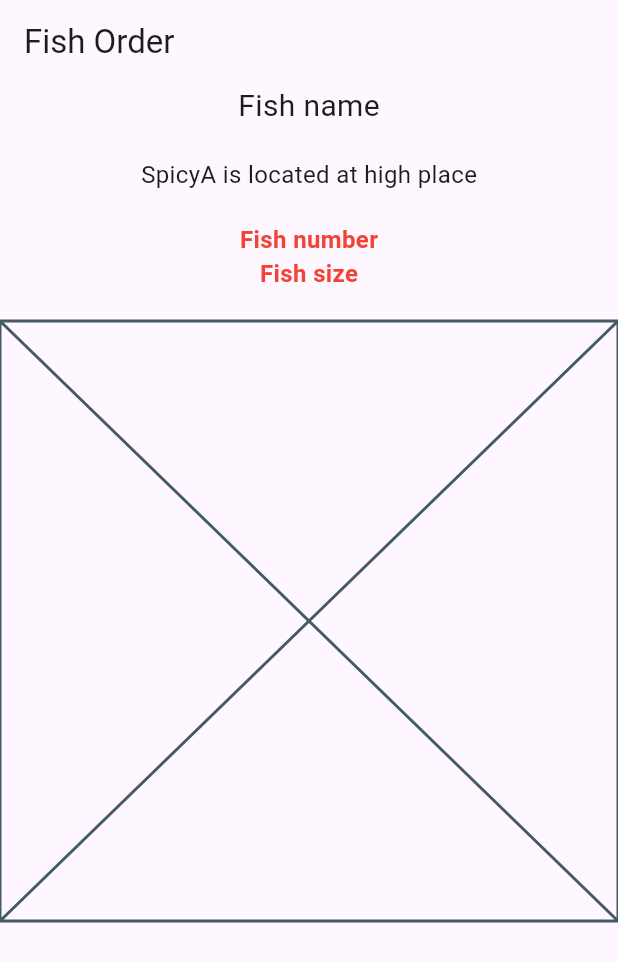
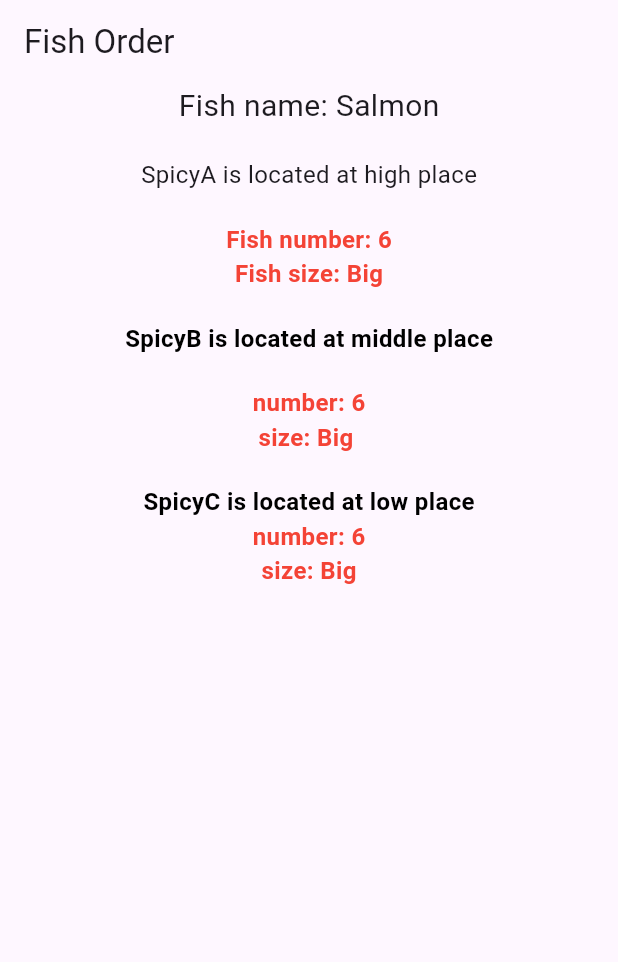
Before and after one commit to minchodang/flutter-ps, a Flutter app: the screen it shows after launch, on a phone screen of 412 x 824 dp. Shown: the top 962 px of the screen. Run offline on Flutter 3.47's test engine with Material 3 defaults, Android fonts, the light colour scheme and no system bars; our stand-ins replace cloud_firestore, firebase_auth, firebase_core, flutter_chat_bubble, flutter_spinkit, flutter_svg and 4 more; missing offline and left inert: timer_builder; accounts and stored records are empty.

Commit message:
Feat: provider 추가 (#36)

```diff
--- a/lib/main.dart
+++ b/lib/main.dart
@@ -2,8 +2,10 @@ import 'package:firebase_auth/firebase_auth.dart';
 import 'package:firebase_core/firebase_core.dart';
 import 'package:flutter/material.dart';
 import 'package:flutter_application_1/firebase_options.dart';
+import 'package:flutter_application_1/provider/fish_model.dart';
 import 'package:flutter_application_1/screens/chat/chat_screen.dart';
 import 'package:flutter_application_1/screens/chat/main_screen.dart';
+import 'package:provider/provider.dart';
 
 void main() async {
   runApp(MyApp());
@@ -14,8 +16,11 @@ class MyApp extends StatelessWidget {
 
   @override
   Widget build(BuildContext context) {
-    return MaterialApp(
-      home: FishOrder(),
+    return Provider(
+      create: (context) => FishModel(name: 'Salmon', number: 6, size: 'Big'),
+      child: MaterialApp(
+        home: FishOrder(),
+      ),
     );
   }
 }
@@ -33,7 +38,7 @@ class FishOrder extends StatelessWidget {
         child: Column(
           children: [
             Text(
-              'Fish name',
+              'Fish name: ${Provider.of<FishModel>(context).name}',
               style: TextStyle(fontSize: 20),
             ),
             SizedBox(
@@ -75,7 +80,7 @@ class SpicyA extends StatelessWidget {
     return Column(
       children: [
         Text(
-          'Fish number',
+          'Fish number: ${Provider.of<FishModel>(context).number}',
           style: TextStyle(
             fontSize: 16,
             color: Colors.red,
@@ -83,7 +88,7 @@ class SpicyA extends StatelessWidget {
           ),
         ),
         Text(
-          'Fish size',
+          'Fish size: ${Provider.of<FishModel>(context).size}',
           style: TextStyle(
             fontSize: 16,
             color: Colors.red,
@@ -104,6 +109,105 @@ class Middle extends StatelessWidget {
 
   @override
   Widget build(BuildContext context) {
-    return const Placeholder();
+    return Column(
+      children: [
+        Text(
+          'SpicyB is located at middle place',
+          style: TextStyle(
+            fontSize: 16,
+            color: Colors.black,
+            fontWeight: FontWeight.bold,
+          ),
+        ),
+        SizedBox(
+          height: 20,
+        ),
+        SpicyB()
+      ],
+    );
   }
 }
+
+class SpicyB extends StatelessWidget {
+  const SpicyB({super.key});
+
+  @override
+  Widget build(BuildContext context) {
+    return Column(
+      children: [
+        Text(
+          'number: ${Provider.of<FishModel>(context).number}',
+          style: TextStyle(
+            fontSize: 16,
+            color: Colors.red,
+            fontWeight: FontWeight.bold,
+          ),
+        ),
+        Text(
+          'size: ${Provider.of<FishModel>(context).size} ',
+          style: TextStyle(
+            fontSize: 16,
+            color: Colors.red,
+            fontWeight: FontWeight.bold,
+          ),
+        ),
+        SizedBox(
+          height: 20,
+        ),
+        Low()
+      ],
+    );
+  }
+}
+
+class Low extends StatelessWidget {
+  const Low({super.key});
+
+  @override
+  Widget build(BuildContext context) {
+    return Column(
+      children: [
+        Text(
+          'SpicyC is located at low place',
+          style: TextStyle(
+            fontSize: 16,
+            color: Colors.black,
+            fontWeight: FontWeight.bold,
+          ),
+        ),
+        SpicyC()
+      ],
+    );
+  }
+}
+
+class SpicyC extends StatelessWidget {
+  const SpicyC({super.key});
+
+  @override
+  Widget build(BuildContext context) {
+    return Column(
+      children: [
+        Text(
+          'number: ${Provider.of<FishModel>(context).number}',
+          style: TextStyle(
+            fontSize: 16,
+            color: Colors.red,
+            fontWeight: FontWeight.bold,
+          ),
+        ),
+        Text(
+          'size: ${Provider.of<FishModel>(context).size}',
+          style: TextStyle(
+            fontSize: 16,
+            color: Colors.red,
+            fontWeight: FontWeight.bold,
+          ),
+        ),
+        SizedBox(
+          height: 20,
+        ),
+      ],
+    );
+  }
+}
```
